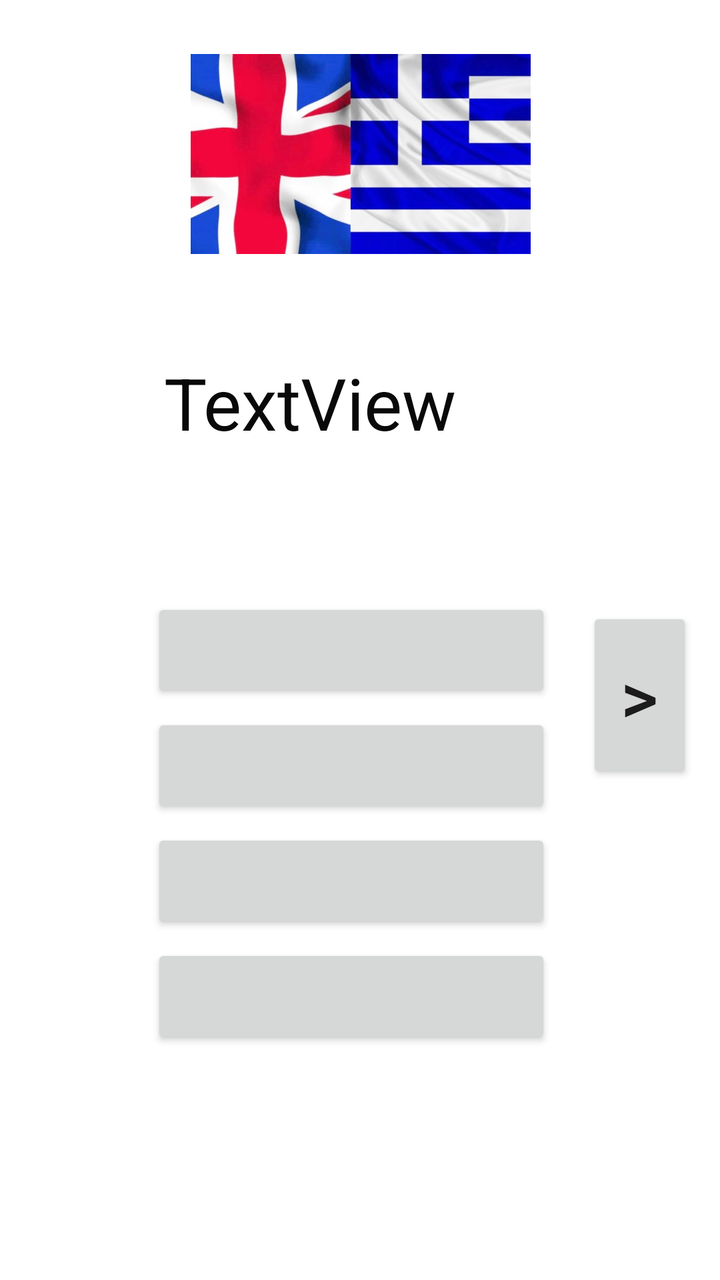
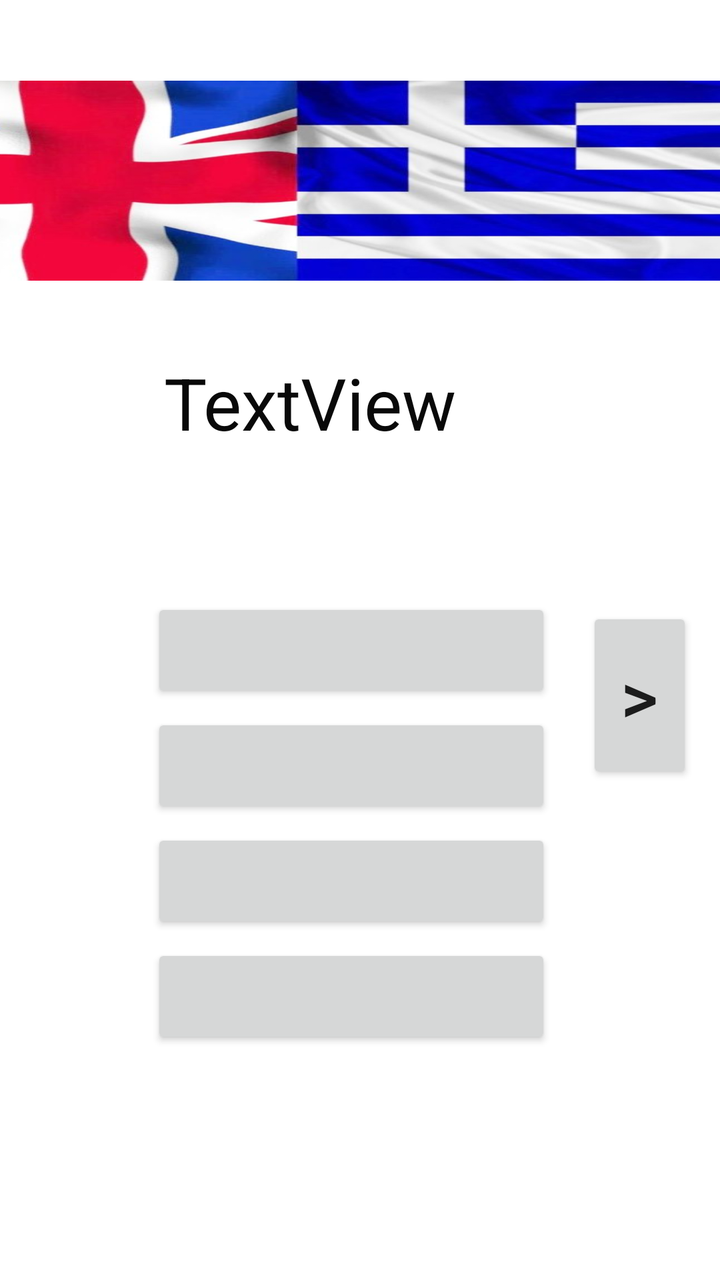

Compare the two renders of this Android layout. The source of the first and the diff that turns it into the second are given below.
<!-- AndroidManifest.xml: application theme Theme.GreekQuizApp -->
<!-- res/layout/question.xml -->
<?xml version="1.0" encoding="utf-8"?>

<androidx.constraintlayout.widget.ConstraintLayout xmlns:android="http://schemas.android.com/apk/res/android"
    xmlns:app="http://schemas.android.com/apk/res-auto"
    xmlns:tools="http://schemas.android.com/tools"
    android:layout_width="match_parent"
    android:layout_height="match_parent">

    <TextView
        android:id="@+id/question"
        android:layout_width="196dp"
        android:layout_height="50dp"
        android:text="@string/textview"
        android:textAlignment="center"
        android:textColor="#090909"
        android:textSize="36sp"
        app:layout_constraintBottom_toBottomOf="parent"
        app:layout_constraintEnd_toEndOf="parent"
        app:layout_constraintHorizontal_bias="0.5"
        app:layout_constraintStart_toStartOf="parent"
        app:layout_constraintTop_toTopOf="parent"
        app:layout_constraintVertical_bias="0.3" />

    <Button
        android:id="@+id/option3"
        android:layout_width="200dp"
        android:layout_height="wrap_content"
        android:layout_marginTop="10dp"
        android:textSize="24sp"
        app:layout_constraintBottom_toBottomOf="parent"
        app:layout_constraintStart_toStartOf="@+id/option4"
        app:layout_constraintTop_toTopOf="parent"
        app:layout_constraintVertical_bias="0.7" />

    <Button
        android:id="@+id/option2"
        android:layout_width="200dp"
        android:layout_height="wrap_content"
        android:layout_marginTop="10dp"
        android:textSize="24sp"
        app:layout_constraintBottom_toBottomOf="parent"
        app:layout_constraintStart_toStartOf="@+id/option3"
        app:layout_constraintTop_toTopOf="parent"
        app:layout_constraintVertical_bias="0.6" />

    <Button
        android:id="@+id/option1"
        android:layout_width="200dp"
        android:layout_height="wrap_content"
        android:layout_marginTop="10dp"
        android:textSize="24sp"
        app:layout_constraintBottom_toBottomOf="parent"
        app:layout_constraintStart_toStartOf="@+id/option2"
        app:layout_constraintTop_toTopOf="parent"
        app:layout_constraintVertical_bias="0.5" />

    <Button
        android:id="@+id/option4"
        android:layout_width="200dp"
        android:layout_height="wrap_content"
        android:layout_marginTop="10dp"
        android:textSize="24sp"
        app:layout_constraintBottom_toBottomOf="parent"
        app:layout_constraintEnd_toEndOf="parent"
        app:layout_constraintHorizontal_bias="0.473"
        app:layout_constraintStart_toStartOf="parent"
        app:layout_constraintTop_toTopOf="parent"
        app:layout_constraintVertical_bias="0.8" />

    <Button
        android:id="@+id/next"
        android:layout_width="53dp"
        android:layout_height="88dp"
        android:text=">"
        android:textSize="36sp"
        app:layout_constraintBottom_toBottomOf="parent"
        app:layout_constraintEnd_toEndOf="parent"
        app:layout_constraintHorizontal_bias="0.955"
        app:layout_constraintStart_toStartOf="parent"
        app:layout_constraintTop_toTopOf="parent"
        app:layout_constraintVertical_bias="0.55" />

    <ImageView
        android:id="@+id/imageView"
        android:layout_width="400dp"
        android:layout_height="100dp"
        app:srcCompat="@drawable/greeceukflag"
        app:layout_constraintBottom_toBottomOf="parent"
        app:layout_constraintEnd_toEndOf="parent"
        app:layout_constraintStart_toStartOf="parent"
        app:layout_constraintTop_toTopOf="parent"
        app:layout_constraintVertical_bias="0.05"
        app:layout_constraintHorizontal_bias="0.5"
        tools:layout_editor_absoluteX="0dp"
        tools:layout_editor_absoluteY="16dp"

    />

</androidx.constraintlayout.widget.ConstraintLayout>
<!-- resources referenced by this layout -->
<resources>
  <!-- drawable greeceukflag: jpg bitmap (drawable-v24, 29998 bytes) -->
  <string name="textview">TextView</string>
  <style name="Theme.GreekQuizApp" parent="Theme.MaterialComponents.DayNight.DarkActionBar">
          
          <item name="colorPrimary">#FFFFFF</item>
          <item name="colorPrimaryVariant">@color/colorBlue</item>
          <item name="colorOnPrimary">@color/colorBlue</item>
          
          <item name="colorSecondary">@color/colorBlue</item>
          <item name="colorSecondaryVariant">@color/colorBlue</item>
          <item name="colorOnSecondary">@color/colorBlue</item>
          
          <item name="android:statusBarColor" tools:targetApi="l">?attr/colorPrimaryVariant</item>
          
      </style>
  <color name="colorBlue">#03DACA</color>
</resources>

<!-- the commit's change to res/layout/question.xml (unified diff, before → after) -->
@@ -1,5 +1,4 @@
 <?xml version="1.0" encoding="utf-8"?>
-
 <androidx.constraintlayout.widget.ConstraintLayout xmlns:android="http://schemas.android.com/apk/res/android"
     xmlns:app="http://schemas.android.com/apk/res-auto"
     xmlns:tools="http://schemas.android.com/tools"
@@ -84,16 +83,14 @@
         android:id="@+id/imageView"
         android:layout_width="400dp"
         android:layout_height="100dp"
-        app:srcCompat="@drawable/greeceukflag"
-        app:layout_constraintBottom_toBottomOf="parent"
+        android:src="@drawable/greeceukflag"
+        app:layout_constraintBottom_toTopOf="@+id/question"
         app:layout_constraintEnd_toEndOf="parent"
+        app:layout_constraintHorizontal_bias="1.0"
         app:layout_constraintStart_toStartOf="parent"
         app:layout_constraintTop_toTopOf="parent"
-        app:layout_constraintVertical_bias="0.05"
-        app:layout_constraintHorizontal_bias="0.5"
-        tools:layout_editor_absoluteX="0dp"
-        tools:layout_editor_absoluteY="16dp"
+        android:scaleType="fitXY"
 
-    />
+        app:layout_constraintVertical_bias="0.523" />
 
 </androidx.constraintlayout.widget.ConstraintLayout>
